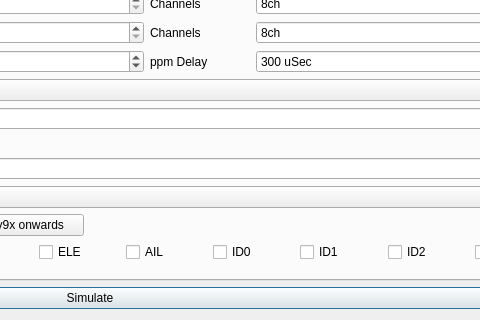
Old version of the form src/eepskye/src/modeledit.ui in the repository xhorizont/eepe; both pictures show x 398 to 878 and y 396 to 716 of the 976 by 716 pixel window.
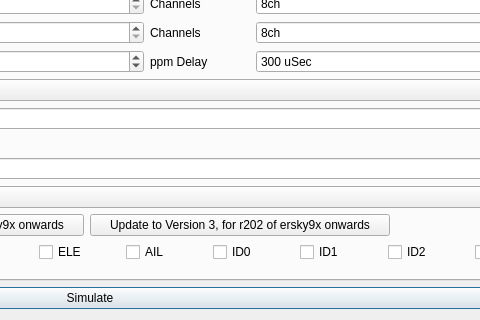
New version of the form. The open tabs and pages were chosen to show the change. Icons and pictures are not drawn.

Commit message: Scalers, bug fixes, MAC versions

What changed in the file:
```diff
--- a/src/eepskye/src/modeledit.ui
+++ b/src/eepskye/src/modeledit.ui
@@ -869,6 +869,19 @@
            </property>
           </widget>
          </item>
+         <item>
+          <widget class="QPushButton" name="updateButton3">
+           <property name="minimumSize">
+            <size>
+             <width>300</width>
+             <height>0</height>
+            </size>
+           </property>
+           <property name="text">
+            <string>Update to Version 3, for r202 of ersky9x onwards</string>
+           </property>
+          </widget>
+         </item>
          <item>
           <spacer name="horizontalSpacer_8">
            <property name="orientation">
```
Left out of the diff: 42 changed lines with no effect on the pictures. The commit also changes 32 other files.
